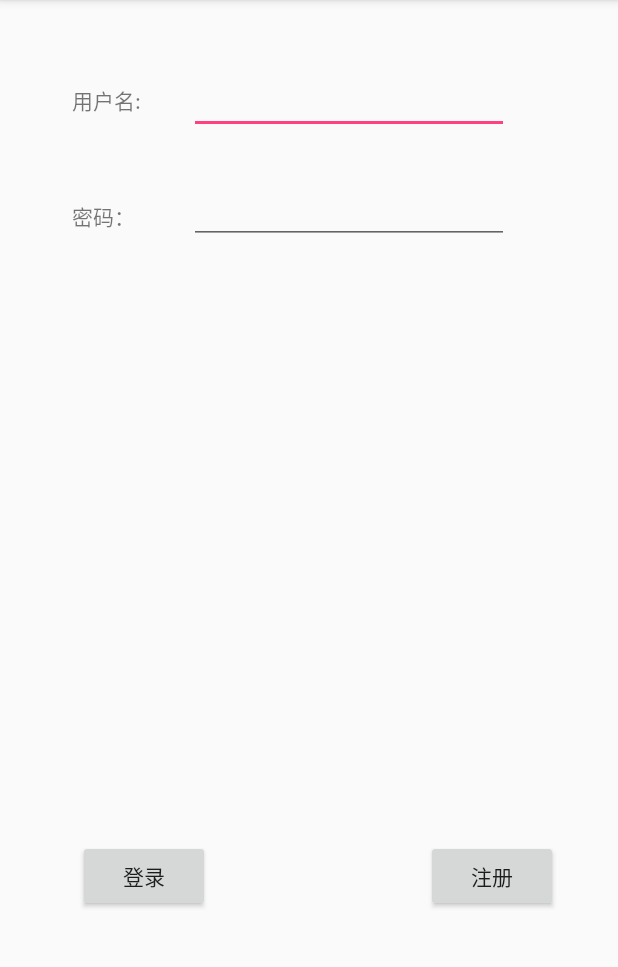
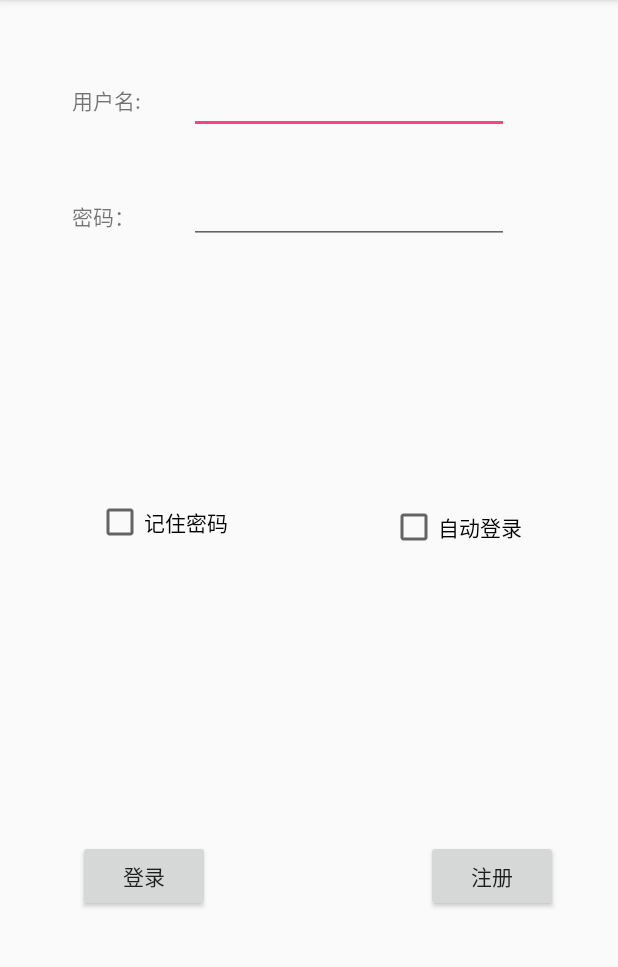
Before and after one commit to StellarL/Express, an Android app: the screen it shows after launch (num1Activity), on a phone screen of 412 x 824 dp, the part 84-1051 px from its top. Run offline under Robolectric (Android 15) with nearby library versions, the phone set to English and light mode, and no system bars.

Commit message:
修改by_dy (#1)

```diff
--- a/app/build.gradle
+++ b/app/build.gradle
@@ -25,4 +25,5 @@ dependencies {
     testImplementation 'junit:junit:4.12'
     androidTestImplementation 'com.android.support.test:runner:1.0.2'
     androidTestImplementation 'com.android.support.test.espresso:espresso-core:3.0.2'
+    implementation 'com.android.support:design:26.1.0'
 }
--- a/app/src/main/AndroidManifest.xml
+++ b/app/src/main/AndroidManifest.xml
@@ -20,7 +20,9 @@
         <activity android:name=".num9Activity" />
         <activity android:name=".num10Activity" />
         <activity android:name=".num6Activity" />
-        <activity android:name=".num5Activity"></activity>
+        <activity android:name=".num5Activity" />
+        <activity android:name=".num7Activity" />
+        <activity android:name=".num8Activity"></activity>
     </application>
 
 </manifest>
--- a/app/src/main/java/com/example/packageapp/num1Activity.java
+++ b/app/src/main/java/com/example/packageapp/num1Activity.java
@@ -1,13 +1,35 @@
 package com.example.packageapp;
 
+import android.content.Intent;
 import android.support.v7.app.AppCompatActivity;
 import android.os.Bundle;
+import android.view.View;
+import android.widget.Button;
+import android.widget.CheckBox;
+import android.widget.EditText;
 
 public class num1Activity extends AppCompatActivity {
+
+    private Button btnLogin,btnRegist;
+    private EditText userName,psd;
+    private CheckBox rmpsd,autolgn;
 
     @Override
     protected void onCreate(Bundle savedInstanceState) {
         super.onCreate(savedInstanceState);
         setContentView(R.layout.activity_num1);
+
+        btnLogin=findViewById(R.id.login);
+        btnRegist=findViewById(R.id.regist);
+        userName=findViewById(R.id.userName);
+        psd=findViewById(R.id.password);
+
+        btnRegist.setOnClickListener(new View.OnClickListener() {
+            @Override
+            public void onClick(View view) {
+                Intent intent=new Intent();
+                startActivityForResult(intent,1);
+            }
+        });
     }
 }
--- a/app/src/main/res/layout/activity_num1.xml
+++ b/app/src/main/res/layout/activity_num1.xml
@@ -74,4 +74,32 @@
         app:layout_constraintBottom_toBottomOf="parent"
         app:layout_constraintEnd_toEndOf="parent" />
 
+    <CheckBox
+        android:id="@+id/checkBox"
+        android:layout_width="wrap_content"
+        android:layout_height="wrap_content"
+        android:layout_marginBottom="8dp"
+        android:layout_marginLeft="64dp"
+        android:layout_marginStart="64dp"
+        android:layout_marginTop="8dp"
+        android:text="记住密码"
+        app:layout_constraintBottom_toTopOf="@+id/login"
+        app:layout_constraintStart_toStartOf="parent"
+        app:layout_constraintTop_toBottomOf="@+id/password"
+        app:layout_constraintVertical_bias="0.461" />
+
+    <CheckBox
+        android:id="@+id/checkBox2"
+        android:layout_width="wrap_content"
+        android:layout_height="wrap_content"
+        android:layout_marginBottom="8dp"
+        android:layout_marginEnd="64dp"
+        android:layout_marginRight="64dp"
+        android:layout_marginTop="8dp"
+        android:text="自动登录"
+        app:layout_constraintBottom_toTopOf="@+id/regist"
+        app:layout_constraintEnd_toEndOf="parent"
+        app:layout_constraintTop_toBottomOf="@+id/password"
+        app:layout_constraintVertical_bias="0.472" />
+
 </android.support.constraint.ConstraintLayout>
--- a/app/src/main/res/layout/activity_num2.xml
+++ b/app/src/main/res/layout/activity_num2.xml
@@ -95,4 +95,5 @@
         app:layout_constraintEnd_toEndOf="parent"
         app:layout_constraintTop_toBottomOf="@+id/imageView"
         app:srcCompat="@android:drawable/ic_menu_add" />
+
 </android.support.constraint.ConstraintLayout>
--- /dev/null
+++ b/app/src/main/res/values/ids.xml
@@ -0,0 +1,4 @@
+<?xml version="1.0" encoding="utf-8"?>
+<resources>
+    <item name="tabhost" type="id" />
+</resources>
--- a/app/src/main/res/values/strings.xml
+++ b/app/src/main/res/values/strings.xml
@@ -1,3 +1,4 @@
 <resources>
     <string name="app_name">packageApp</string>
+    <string name="title_receive" />
 </resources>
```
Also changed, not shown: app/src/main/java/com/example/packageapp/num2Activity.java (+17 -0 lines), app/src/main/java/com/example/packageapp/num7Activity.java (added, +13 -0 lines), app/src/main/java/com/example/packageapp/num8Activity.java (added, +18 -0 lines), app/src/main/res/layout/activity_num7.xml (added, +28 -0 lines), app/src/main/res/layout/activity_num8.xml (added, +50 -0 lines), app/src/main/res/layout/layout_item.xml (added, +124 -0 lines), app/src/main/res/layout/layout_tab1.xml (added, +11 -0 lines).
